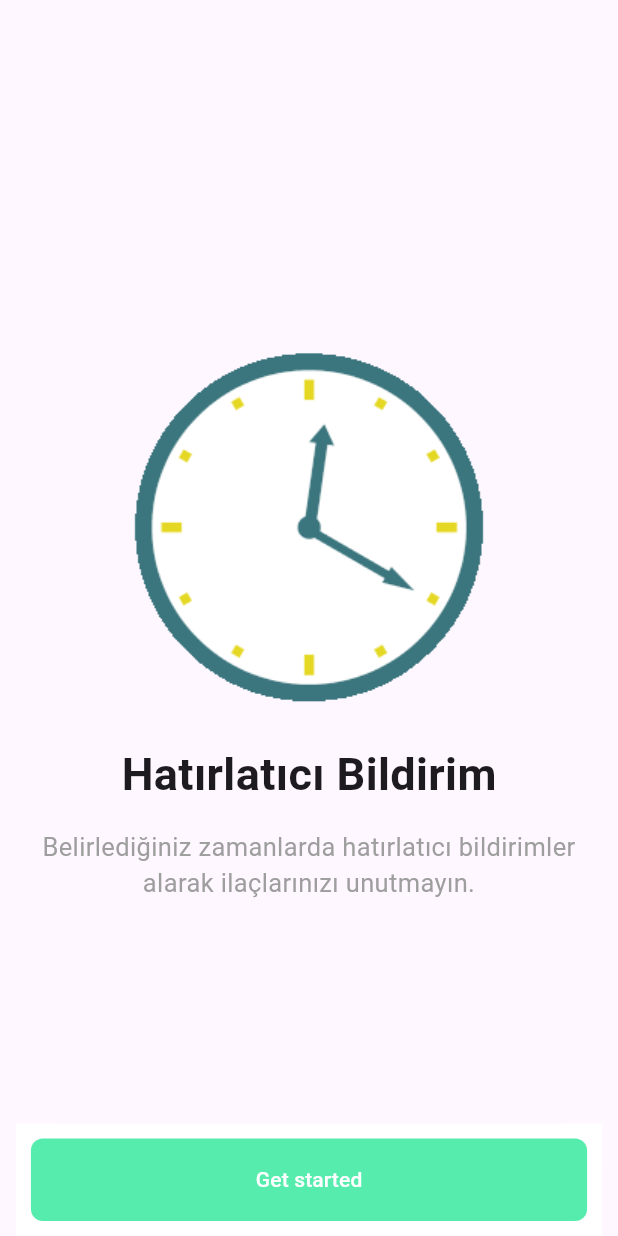
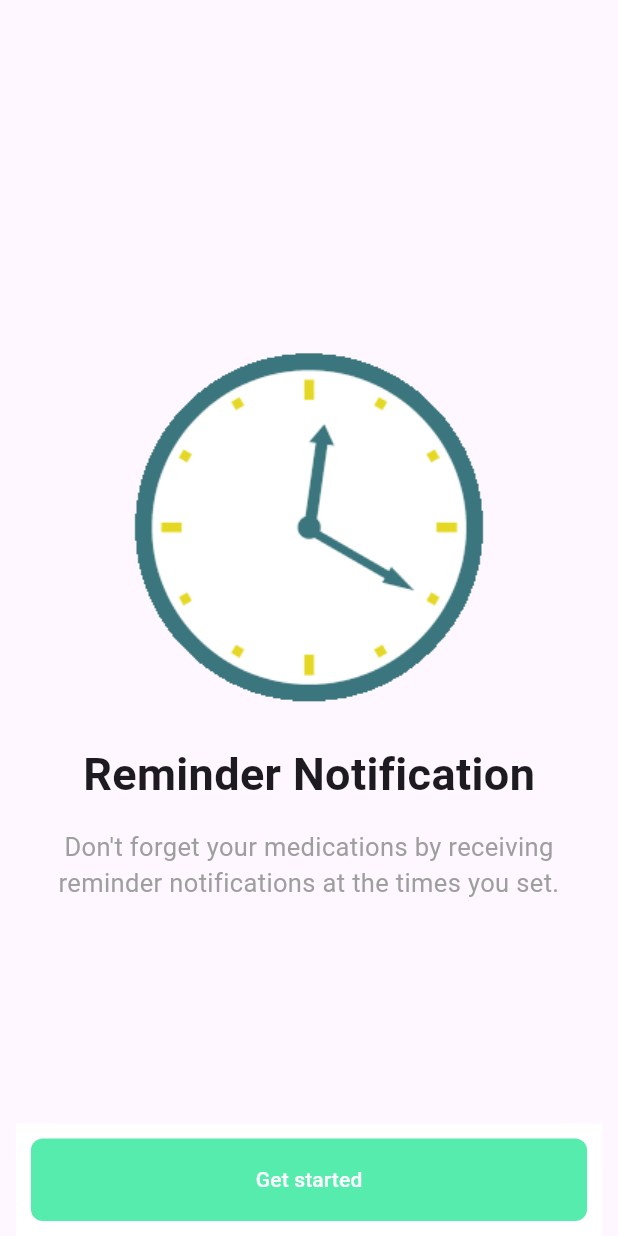
Before and after one commit to smyy325/PillMate, a Flutter app: the screen it shows after launch, after a tap on "Skip", on a phone screen of 412 x 824 dp. Run offline on Flutter 3.47's test engine with Material 3 defaults, Android fonts, the phone set to English and light mode, and no system bars; our stand-ins replace animated_text_kit, cloud_firestore, curved_navigation_bar, firebase_auth, firebase_core, flutter_gemini and 6 more; accounts and stored records are empty.

Commit message:
reminder

```diff
--- a/lib/main.dart
+++ b/lib/main.dart
@@ -38,7 +38,7 @@
   void initState() {
     super.initState();
     // 5 saniye bekleyip onboarding ekranına geçiş yapıyoruz
-    Timer(Duration(seconds: 7), () {
+    Timer(Duration(seconds: 4), () {
       Navigator.of(context).pushReplacement(
         MaterialPageRoute(
           builder: (context) => OnboardingView(),
@@ -53,15 +53,13 @@
       body: Stack(
         fit: StackFit.expand,
         children: [
-          // Arka plan resmi
           Image.asset(
             "assets/splash.jpg",
             fit: BoxFit.cover,
           ),
-          // Ortadaki isim
           Center(
             child: Text(
-              "HAPÇI",//PillMate
+              "PillMate",//PillMate
               style: TextStyle(
                 fontSize: 80.0,
                 fontWeight: FontWeight.bold,
--- a/lib/onboarding/onboarding_items.dart
+++ b/lib/onboarding/onboarding_items.dart
@@ -3,18 +3,18 @@ import 'onboarding_info.dart';
 class OnboardingItems{
   List<OnboardingInfo> items = [
     OnboardingInfo(
-        title: "İlaç Takvimi",
-        descriptions: "İlaçlarınızı gün ve saat bazında planlayarak düzenli bir şekilde kullanın.",
+        title: "Medication Schedule",
+        descriptions: "Use your medications regularly by planning them on a daily and hourly basis.",
         image: "assets/calendar-6612_256.gif"),
 
     OnboardingInfo(
         title: "Gemini",
-        descriptions: "İlaçlar hakkında detaylı bilgi almak için yapay zeka destekli rehberimizden yararlanın.",
+        descriptions: "Take advantage of our AI-powered guide to obtain detailed information about medications.",
         image: "assets/talking-1988_256.gif"),
 
     OnboardingInfo(
-        title: "Hatırlatıcı Bildirim",
-        descriptions: "Belirlediğiniz zamanlarda hatırlatıcı bildirimler alarak ilaçlarınızı unutmayın.",
+        title: "Reminder Notification",
+        descriptions: "Don't forget your medications by receiving reminder notifications at the times you set.",
         image: "assets/clock-4495_256.gif"),
 
   ];
--- a/pubspec.yaml
+++ b/pubspec.yaml
@@ -52,6 +52,7 @@ dependencies:
   image_picker: ^1.1.2
   google_generative_ai: ^0.4.6
   speech_to_text: ^7.0.0
+  #home
   flutter_riverpod: ^2.6.1
   gap: ^3.0.1
   provider: ^6.1.2
```
